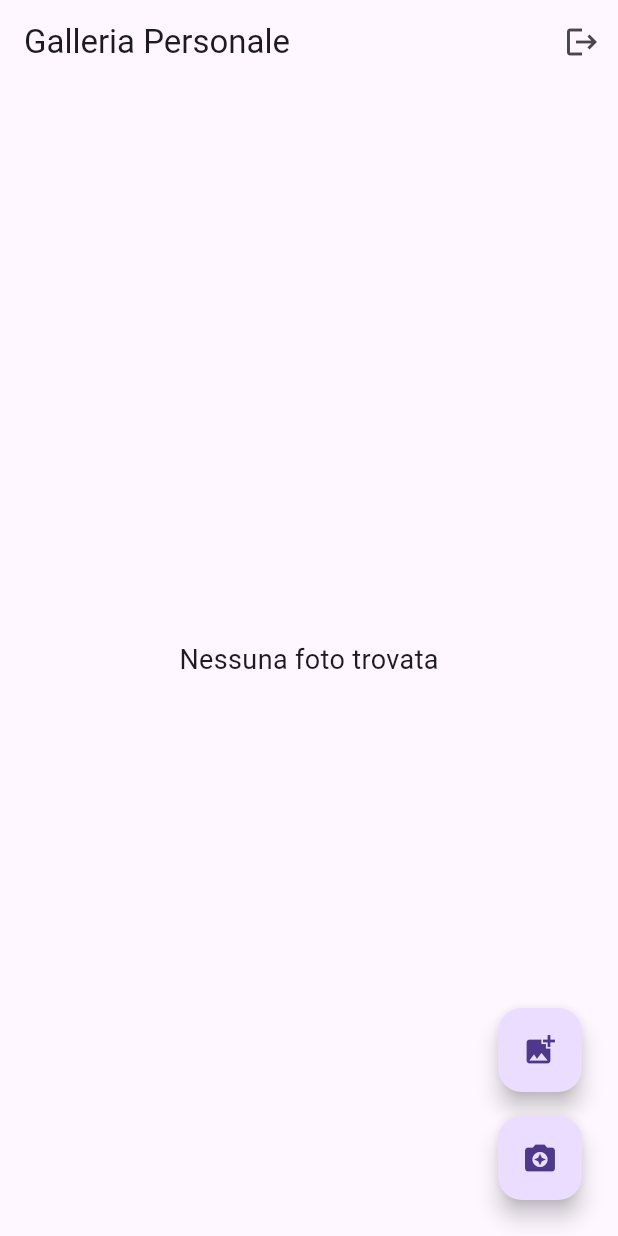
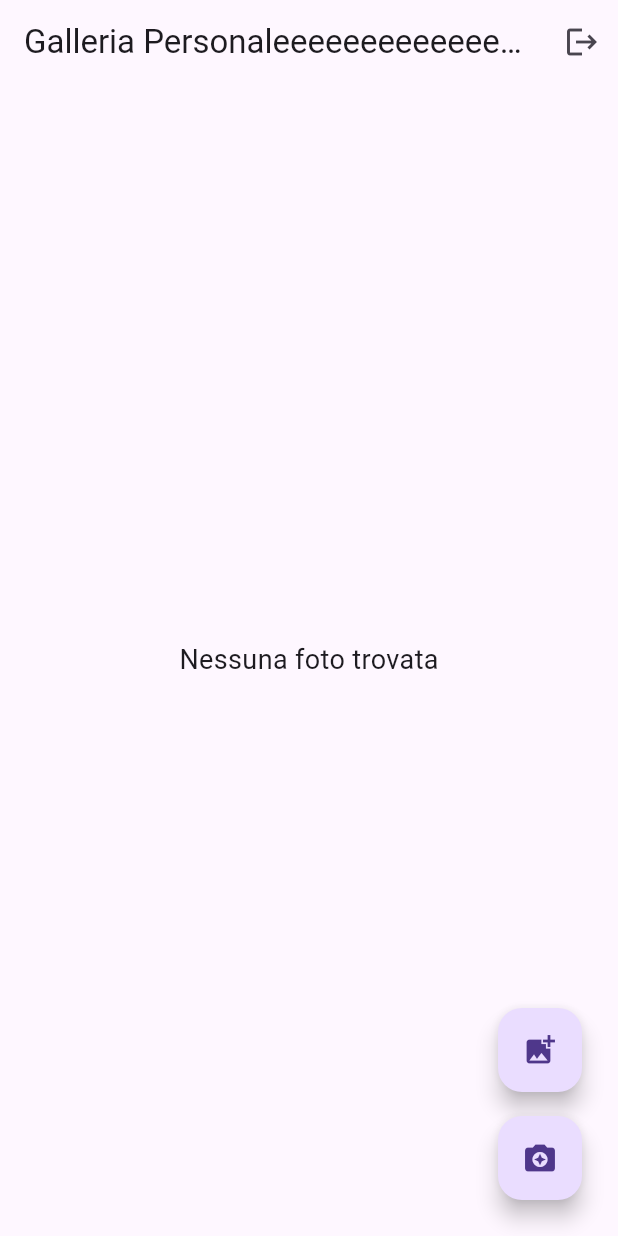
Before and after one commit to fragarray/galleria, a Flutter app: the screen it shows once a user with an empty profile is signed in, on a phone screen of 412 x 824 dp. Run offline on Flutter 3.47's test engine with Material 3 defaults, Android fonts, the phone set to English and light mode, and no system bars; our stand-ins replace image_picker, share_plus, supabase_flutter; accounts and stored records are empty.

Commit message:
prova commit androidstudio

```diff
--- a/lib/userPage.dart
+++ b/lib/userPage.dart
@@ -130,7 +130,7 @@ class _UserPageState extends State<UserPage> {
   Widget build(BuildContext context) {
     return Scaffold(
       appBar: AppBar(
-        title: const Text('Galleria Personale'),
+        title: const Text('Galleria Personaleeeeeeeeeeeeeeee'),
         actions: [
           IconButton(
             icon: const Icon(Icons.logout),
```
